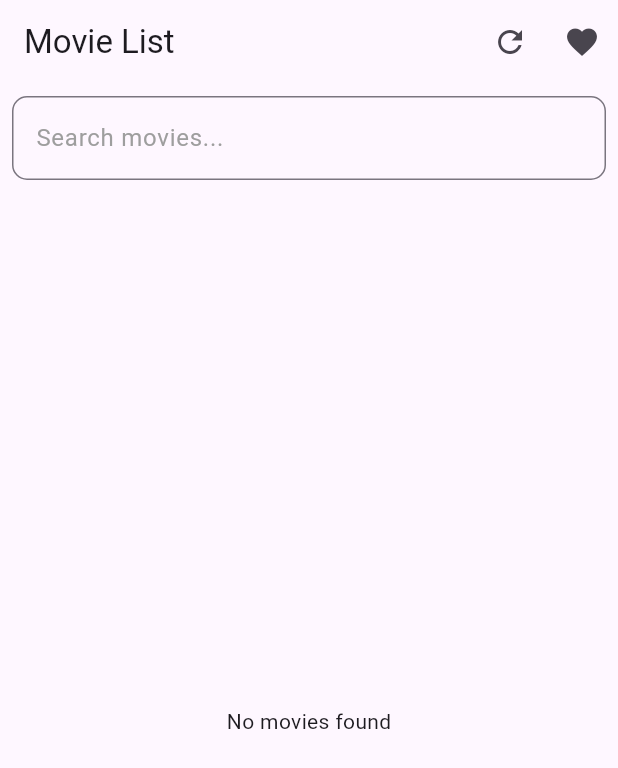
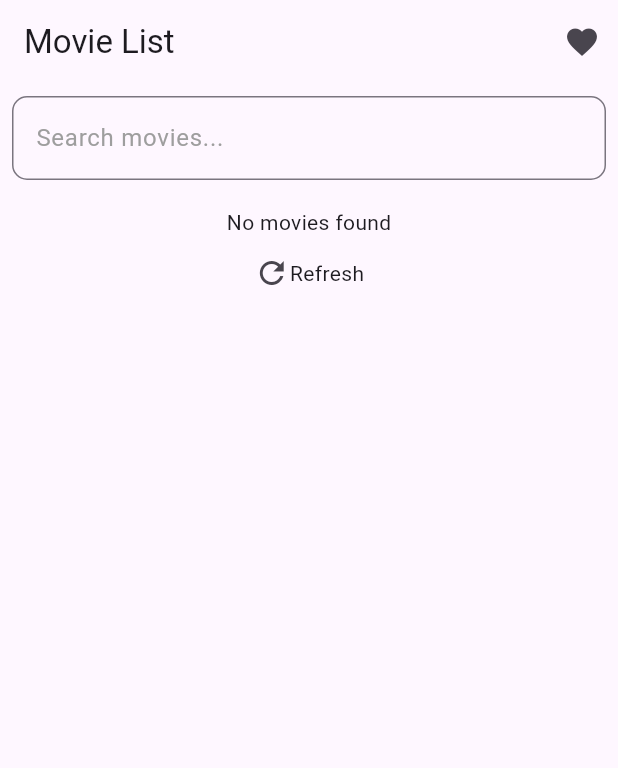
Before and after one commit to Kelvinbhavsar/Stage_Task, a Flutter app: the screen it shows after launch, on a phone screen of 412 x 824 dp. Shown: the top 768 px of the screen. Run offline on Flutter 3.47's test engine with Material 3 defaults, Android fonts, the phone set to English and light mode, and no system bars; our stand-ins replace connectivity_plus, hive_flutter; accounts and stored records are empty; network calls fail.

Commit message:
Updated Code with minor update

```diff
--- a/sample_movie_app/lib/Provider/movieProvider.dart
+++ b/sample_movie_app/lib/Provider/movieProvider.dart
@@ -4,7 +4,7 @@ import 'package:hive_flutter/hive_flutter.dart';
 import 'package:http/http.dart' as http;
 import 'dart:convert';
 
-import 'package:sample_movie_app/Model/movieModel.dart'; // for jsonDecodeimport 'package:sample_movie_app/Model/movieModel.dart';
+import 'package:sample_movie_app/Model/movieModel.dart';
 
 class MovieProvider extends ChangeNotifier {
   List<Movie> _movies = [];
@@ -12,7 +12,6 @@ class MovieProvider extends ChangeNotifier {
 
   List<Movie> get movies => _movies; // Getter for movies
   bool get isLoading => _isLoading;
-  //
 
   Future<void> fetchMovies() async {
     _isLoading = true; // Indicate loading
@@ -87,6 +86,4 @@ class MovieProvider extends ChangeNotifier {
     await box.delete(movieId);
     notifyListeners();
   }
-
-  // ... other methods like fetching movies from API
 }
--- a/sample_movie_app/lib/Screens/movieDetails.dart
+++ b/sample_movie_app/lib/Screens/movieDetails.dart
@@ -70,7 +70,7 @@ class MovieDetailsPage extends StatelessWidget {
                     // Add more movie details here (synopsis, cast, reviews, etc.)
                     Text(
                       movie.overview, // Replace with actual synopsis
-                      style: TextStyle(fontSize: 16),
+                      style: const TextStyle(fontSize: 16),
                     ),
                   ],
                 ),
--- a/sample_movie_app/lib/Screens/movieList.dart
+++ b/sample_movie_app/lib/Screens/movieList.dart
@@ -44,9 +44,9 @@ class _MyHomePageState extends State<MyHomePage> {
   Widget build(BuildContext context) {
     final movieProvider = context.watch<MovieProvider>();
     var box = Hive.box<Movie>('favoriteMovies');
-    box.values.forEach((element) {
+    for (var element in box.values) {
       print(element.title);
-    });
+    }
 
     List<Movie> displayedMovies = isOffline
         ? box.values.toList()
@@ -68,12 +68,6 @@ class _MyHomePageState extends State<MyHomePage> {
       appBar: AppBar(
         title: Text(widget.title),
         actions: [
-          IconButton(
-            icon: const Icon(Icons.refresh),
-            onPressed: () {
-              movieProvider.fetchMovies();
-            },
-          ),
           IconButton(
             icon: Icon(showFavorites ? Icons.list : Icons.favorite),
             onPressed: () {
@@ -110,7 +104,7 @@ class _MyHomePageState extends State<MyHomePage> {
                       )
                     : null,
                 border: OutlineInputBorder(
-                  borderRadius: BorderRadius.all(Radius.circular(10)),
+                  borderRadius: const BorderRadius.all(Radius.circular(10)),
                   borderSide: BorderSide(color: Colors.grey.shade300),
                 ),
               ),
@@ -125,9 +119,41 @@ class _MyHomePageState extends State<MyHomePage> {
                 ? const Center(child: CircularProgressIndicator())
                 : movieProvider.movies
                         .isEmpty // Check for empty list only after loading is done
-                    ? const Center(child: Text('No movies found'))
-                    : filteredMovies.isEmpty
-                        ? const Center(child: Text('No movies found'))
+                    ? Column(
+                        children: [
+                          const Center(child: Text('No movies found')),
+                          IconButton(
+                            icon: const Row(
+                              mainAxisAlignment: MainAxisAlignment.center,
+                              children: [
+                                Icon(Icons.refresh),
+                                Text('Refresh'),
+                              ],
+                            ),
+                            onPressed: () {
+                              movieProvider.fetchMovies();
+                            },
+                          ),
+                        ],
+                      )
+                    : allMovies.isEmpty
+                        ? Column(
+                            children: [
+                              const Center(child: Text('No movies found')),
+                              IconButton(
+                                icon: const Row(
+                                  mainAxisAlignment: MainAxisAlignment.center,
+                                  children: [
+                                    Icon(Icons.refresh),
+                                    Text('Refresh'),
+                                  ],
+                                ),
+                                onPressed: () {
+                                  movieProvider.fetchMovies();
+                                },
+                              ),
+                            ],
+                          )
                         : GridView.builder(
                             gridDelegate:
                                 const SliverGridDelegateWithFixedCrossAxisCount(
@@ -163,8 +189,7 @@ class _MyHomePageState extends State<MyHomePage> {
                                             MediaQuery.sizeOf(context).height *
                                                 0.26, // Adjust height as needed
                                       ),
-                                      Container(
-                                        child: Row(
+                                      Row(
                                         mainAxisAlignment:
                                             MainAxisAlignment.spaceAround,
                                         children: [
@@ -190,7 +215,6 @@ class _MyHomePageState extends State<MyHomePage> {
                                           ),
                                         ],
                                       ),
-                                      ),
                                     ],
                                   ),
                                 ),
--- a/sample_movie_app/lib/main.dart
+++ b/sample_movie_app/lib/main.dart
@@ -3,6 +3,7 @@ import 'package:hive_flutter/hive_flutter.dart'; // Add Hive
 
 import 'package:provider/provider.dart';
 import 'package:sample_movie_app/Model/movieModel.dart';
+import 'package:sample_movie_app/Provider/movieAdapter.dart';
 import 'package:sample_movie_app/Screens/movieList.dart';
 import 'Provider/movieProvider.dart';
 
@@ -15,6 +16,7 @@ void main() async {
 
   // Open the Hive box.  Use a unique name for your box.
   await Hive.openBox<Movie>('favoriteMovies');
+
   runApp(
     ChangeNotifierProvider(
       create: (context) => MovieProvider(),
```
Also changed, not shown: sample_movie_app/lib/Model/movieModel.dart (+0 -49 lines), sample_movie_app/lib/Provider/movieAdapter.dart (added, +48 -0 lines), 3 other files. Lines whose indentation alone changed are shown as unchanged.
